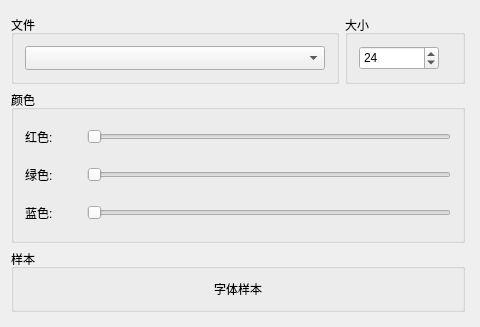
This is ui/font/FontWidget.ui in xiaoxiongxiongxiong/XPlayer as Qt 5 draws it before an edit. The edited form follows.
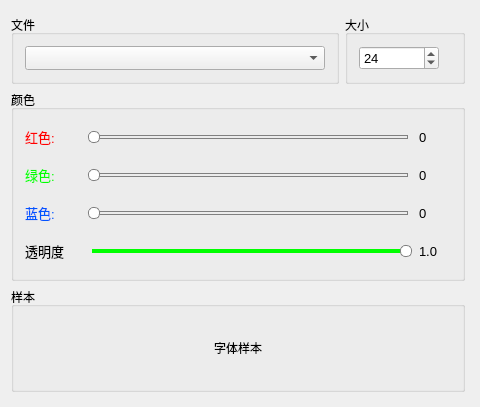
This is the edited form.

What changed in the file:
```diff
--- a/ui/font/FontWidget.ui
+++ b/ui/font/FontWidget.ui
@@ -7,7 +7,7 @@
     <x>0</x>
     <y>0</y>
     <width>480</width>
-    <height>320</height>
+    <height>360</height>
    </rect>
   </property>
   <property name="windowTitle">
@@ -90,6 +90,11 @@
               <height>24</height>
              </size>
             </property>
+            <property name="font">
+             <font>
+              <pointsize>10</pointsize>
+             </font>
+            </property>
             <property name="minimum">
              <number>10</number>
             </property>
@@ -130,6 +135,14 @@
                 <height>32</height>
                </size>
               </property>
+              <property name="font">
+               <font>
+                <pointsize>10</pointsize>
+               </font>
+              </property>
+              <property name="styleSheet">
+               <string notr="true">color: rgb(255, 0, 0);</string>
+              </property>
               <property name="text">
                <string>红色:</string>
               </property>
@@ -137,6 +150,31 @@
             </item>
             <item>
              <widget class="QSlider" name="m_sldRed">
+              <property name="minimumSize">
+               <size>
+                <width>0</width>
+                <height>16</height>
+               </size>
+              </property>
+              <property name="styleSheet">
+               <string notr="true">#m_sldRed::groove:horizontal { 
+	border: 1px solid gray;
+	height: 2px; 
+    left: 5px;
+	right: 5px; 
+} 
+#m_sldRed::handle:horizontal { 
+	border: 1px solid gray; 
+	background:white;
+	border-radius: 5px;
+	width: 10px; 
+	height: 10px; 
+	margin: -5px; 
+} 
+#m_sldRed::sub-page:horizontal{ 
+	background: rgb(0, 255, 0); 
+}</string>
+              </property>
               <property name="maximum">
                <number>255</number>
               </property>
@@ -145,6 +183,30 @@
               </property>
              </widget>
             </item>
+            <item>
+             <widget class="QLabel" name="m_labRedValue">
+              <property name="minimumSize">
+               <size>
+                <width>32</width>
+                <height>32</height>
+               </size>
+              </property>
+              <property name="maximumSize">
+               <size>
+                <width>32</width>
+                <height>32</height>
+               </size>
+              </property>
+              <property name="font">
+               <font>
+                <pointsize>10</pointsize>
+               </font>
+              </property>
+              <property name="text">
+               <string>0</string>
+              </property>
+             </widget>
+            </item>
            </layout>
           </item>
           <item>
@@ -163,6 +225,14 @@
                 <height>32</height>
                </size>
               </property>
+              <property name="font">
+               <font>
+                <pointsize>10</pointsize>
+               </font>
+              </property>
+              <property name="styleSheet">
+               <string notr="true">color: rgb(0, 255, 0);</string>
+              </property>
               <property name="text">
                <string>绿色:</string>
               </property>
@@ -170,6 +240,31 @@
             </item>
             <item>
              <widget class="QSlider" name="m_sldGreen">
+              <property name="minimumSize">
+               <size>
+                <width>0</width>
+                <height>16</height>
+               </size>
+              </property>
+              <property name="styleSheet">
+               <string notr="true">#m_sldGreen::groove:horizontal { 
+	border: 1px solid gray;
+	height: 2px; 
+    left: 5px;
+	right: 5px; 
+} 
+#m_sldGreen::handle:horizontal { 
+	border: 1px solid gray; 
+	background:white;
+	border-radius: 5px;
+	width: 10px; 
+	height: 10px; 
+	margin: -5px; 
+} 
+#m_sldGreen::sub-page:horizontal{ 
+	background: rgb(0, 255, 0); 
+}</string>
+              </property>
               <property name="maximum">
                <number>255</number>
               </property>
@@ -178,6 +273,30 @@
               </property>
              </widget>
             </item>
+            <item>
+             <widget class="QLabel" name="m_labGreenValue">
+              <property name="minimumSize">
+               <size>
+                <width>32</width>
+                <height>32</height>
+               </size>
+              </property>
+              <property name="maximumSize">
+               <size>
+                <width>32</width>
+                <height>32</height>
+               </size>
+              </property>
+              <property name="font">
+               <font>
+                <pointsize>10</pointsize>
+               </font>
+              </property>
+              <property name="text">
+               <string>0</string>
+              </property>
+             </widget>
+            </item>
            </layout>
           </item>
           <item>
@@ -196,6 +315,14 @@
                 <height>32</height>
                </size>
               </property>
+              <property name="font">
+               <font>
+                <pointsize>10</pointsize>
+               </font>
+              </property>
+              <property name="styleSheet">
+               <string notr="true">color: rgb(0, 85, 255);</string>
+              </property>
               <property name="text">
                <string>蓝色:</string>
               </property>
@@ -203,11 +330,150 @@
             </item>
             <item>
              <widget class="QSlider" name="m_sldBlue">
+              <property name="minimumSize">
+               <size>
+                <width>0</width>
+                <height>16</height>
+               </size>
+              </property>
+              <property name="styleSheet">
+               <string notr="true">#m_sldBlue::groove:horizontal { 
+	border: 1px solid gray;
+	height: 2px; 
+    left: 5px;
+	right: 5px; 
+} 
+#m_sldBlue::handle:horizontal { 
+	border: 1px solid gray; 
+	background:white;
+	border-radius: 5px;
+	width: 10px; 
+	height: 10px; 
+	margin: -5px; 
+} 
+#m_sldBlue::sub-page:horizontal{ 
+	background: rgb(0, 255, 0); 
+}</string>
+              </property>
               <property name="maximum">
                <number>255</number>
               </property>
               <property name="orientation">
                <enum>Qt::Orientation::Horizontal</enum>
+              </property>
+             </widget>
+            </item>
+            <item>
+             <widget class="QLabel" name="m_labBlueValue">
+              <property name="minimumSize">
+               <size>
+                <width>32</width>
+                <height>32</height>
+               </size>
+              </property>
+              <property name="maximumSize">
+               <size>
+                <width>32</width>
+                <height>32</height>
+               </size>
+              </property>
+              <property name="font">
+               <font>
+                <pointsize>10</pointsize>
+               </font>
+              </property>
+              <property name="text">
+               <string>0</string>
+              </property>
+             </widget>
+            </item>
+           </layout>
+          </item>
+          <item>
+           <layout class="QHBoxLayout" name="horizontalLayout">
+            <item>
+             <widget class="QLabel" name="m_labAlpha">
+              <property name="minimumSize">
+               <size>
+                <width>56</width>
+                <height>32</height>
+               </size>
+              </property>
+              <property name="maximumSize">
+               <size>
+                <width>56</width>
+                <height>32</height>
+               </size>
+              </property>
+              <property name="font">
+               <font>
+                <pointsize>10</pointsize>
+               </font>
+              </property>
+              <property name="text">
+               <string>透明度</string>
+              </property>
+             </widget>
+            </item>
+            <item>
+             <widget class="QSlider" name="m_sldAlpha">
+              <property name="minimumSize">
+               <size>
+                <width>0</width>
+                <height>16</height>
+               </size>
+              </property>
+              <property name="styleSheet">
+               <string notr="true">#m_sldAlpha::groove:horizontal { 
+	border: 1px solid gray;
+	height: 2px; 
+    left: 5px;
+	right: 5px; 
+} 
+#m_sldAlpha::handle:horizontal { 
+	border: 1px solid gray; 
+	background:white;
+	border-radius: 5px;
+	width: 10px; 
+	height: 10px; 
+	margin: -5px; 
+} 
+#m_sldAlpha::sub-page:horizontal{ 
+	background: rgb(0, 255, 0); 
+}</string>
+              </property>
+              <property name="maximum">
+               <number>100</number>
+              </property>
+              <property name="value">
+               <number>100</number>
+              </property>
+              <property name="orientation">
+               <enum>Qt::Orientation::Horizontal</enum>
+              </property>
+             </widget>
+            </item>
+            <item>
+             <widget class="QLabel" name="m_labAlphaValue">
+              <property name="minimumSize">
+               <size>
+                <width>32</width>
+                <height>32</height>
+               </size>
+              </property>
+              <property name="maximumSize">
+               <size>
+                <width>32</width>
+                <height>32</height>
+               </size>
+              </property>
+              <property name="font">
+               <font>
+                <pointsize>10</pointsize>
+               </font>
+              </property>
+              <property name="text">
+               <string>1.0</string>
               </property>
              </widget>
             </item>
@@ -226,6 +492,12 @@
        <layout class="QVBoxLayout" name="verticalLayout_5">
         <item>
          <widget class="QLabel" name="m_labSample">
+          <property name="minimumSize">
+           <size>
+            <width>0</width>
+            <height>60</height>
+           </size>
+          </property>
           <property name="text">
            <string>字体样本</string>
           </property>
```
Left out of the diff: 5 changed lines with no effect on the pictures.
